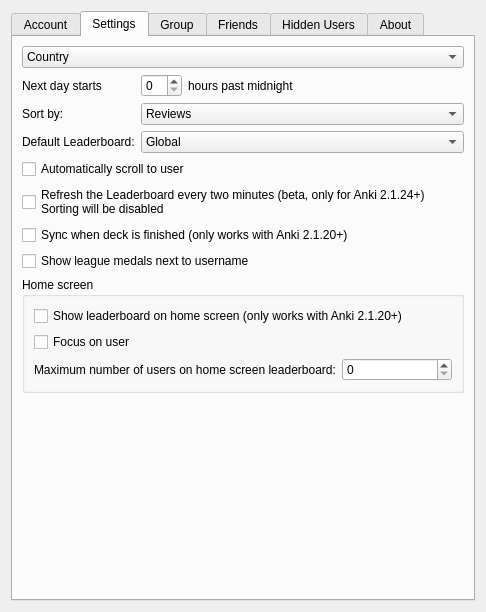
The window that designer/setup.ui (ThoreBor/Anki_Leaderboard) describes before a commit, drawn with Qt 5.
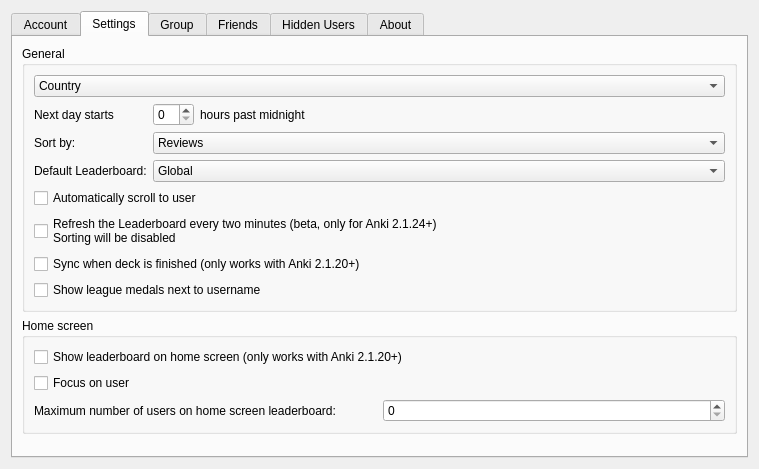
The same window after the commit. The open tabs and pages were chosen to show the change. Icons and pictures are not drawn.

```diff
--- a/designer/setup.ui
+++ b/designer/setup.ui
@@ -6,8 +6,8 @@
    <rect>
     <x>0</x>
     <y>0</y>
-    <width>486</width>
-    <height>612</height>
+    <width>759</width>
+    <height>469</height>
    </rect>
   </property>
   <property name="sizePolicy">
@@ -229,31 +229,69 @@
       <attribute name="title">
        <string>Settings</string>
       </attribute>
-      <layout class="QVBoxLayout" name="verticalLayout_3">
+      <layout class="QGridLayout" name="gridLayout_9">
+       <item row="1" column="0" rowspan="2" colspan="2">
+        <widget class="QGroupBox" name="groupBox">
+         <property name="title">
+          <string>Home screen</string>
+         </property>
+         <layout class="QHBoxLayout" name="horizontalLayout_2">
        <item>
-        <layout class="QGridLayout" name="gl2">
-         <item row="1" column="0" colspan="2">
+           <layout class="QVBoxLayout" name="verticalLayout">
+            <item>
+             <widget class="QCheckBox" name="LB_DeckBrowser">
+              <property name="text">
+               <string>Show leaderboard on home screen (only works with Anki 2.1.20+)</string>
+              </property>
+             </widget>
+            </item>
+            <item>
+             <widget class="QCheckBox" name="lb_focus">
+              <property name="text">
+               <string>Focus on user</string>
+              </property>
+             </widget>
+            </item>
+            <item>
+             <layout class="QHBoxLayout" name="horizontalLayout">
+              <item>
+               <widget class="QLabel" name="maxUsers_Label">
+                <property name="text">
+                 <string>Maximum number of users on home screen leaderboard:</string>
+                </property>
+               </widget>
+              </item>
+              <item>
+               <widget class="QSpinBox" name="maxUsers">
+                <property name="maximum">
+                 <number>99999</number>
+                </property>
+               </widget>
+              </item>
+             </layout>
+            </item>
+           </layout>
+          </item>
+         </layout>
+        </widget>
+       </item>
+       <item row="0" column="0" colspan="2">
+        <widget class="QGroupBox" name="groupBox_5">
+         <property name="title">
+          <string>General</string>
+         </property>
+         <layout class="QGridLayout" name="gridLayout_8">
+          <item row="0" column="0">
+           <widget class="QComboBox" name="country">
+            <item>
+             <property name="text">
+              <string>Country</string>
+             </property>
+            </item>
+           </widget>
+          </item>
+          <item row="1" column="0">
           <layout class="QGridLayout" name="gl3">
-           <item row="0" column="0">
-            <widget class="QLabel" name="next_day_info1">
-             <property name="sizePolicy">
-              <sizepolicy hsizetype="Fixed" vsizetype="Preferred">
-               <horstretch>0</horstretch>
-               <verstretch>0</verstretch>
-              </sizepolicy>
-             </property>
-             <property name="text">
-              <string>Next day starts</string>
-             </property>
-            </widget>
-           </item>
-           <item row="0" column="2">
-            <widget class="QLabel" name="next_day_info2">
-             <property name="text">
-              <string>hours past midnight</string>
-             </property>
-            </widget>
-           </item>
            <item row="0" column="1">
             <widget class="QSpinBox" name="newday">
              <property name="sizePolicy">
@@ -267,6 +305,35 @@
              </property>
             </widget>
            </item>
+            <item row="2" column="1" colspan="2">
+             <widget class="QComboBox" name="Default_Tab">
+              <item>
+               <property name="text">
+                <string>Global</string>
+               </property>
+              </item>
+              <item>
+               <property name="text">
+                <string>Friends</string>
+               </property>
+              </item>
+              <item>
+               <property name="text">
+                <string>Country</string>
+               </property>
+              </item>
+              <item>
+               <property name="text">
+                <string>Group</string>
+               </property>
+              </item>
+              <item>
+               <property name="text">
+                <string>League</string>
+               </property>
+              </item>
+             </widget>
+            </item>
            <item row="1" column="0">
             <widget class="QLabel" name="sortby_label">
              <property name="text">
@@ -274,13 +341,6 @@
              </property>
             </widget>
            </item>
-           <item row="2" column="0">
-            <widget class="QLabel" name="Defaul_Tab_Label">
-             <property name="text">
-              <string>Default Leaderboard:</string>
-             </property>
-            </widget>
-           </item>
            <item row="1" column="1" colspan="2">
             <widget class="QComboBox" name="sortby">
              <item>
@@ -310,56 +370,43 @@
              </item>
             </widget>
            </item>
-           <item row="2" column="1" colspan="2">
-            <widget class="QComboBox" name="Default_Tab">
-             <item>
+            <item row="0" column="2">
+             <widget class="QLabel" name="next_day_info2">
               <property name="text">
-               <string>Global</string>
+               <string>hours past midnight</string>
               </property>
-             </item>
-             <item>
-              <property name="text">
-               <string>Friends</string>
+             </widget>
+            </item>
+            <item row="0" column="0">
+             <widget class="QLabel" name="next_day_info1">
+              <property name="sizePolicy">
+               <sizepolicy hsizetype="Fixed" vsizetype="Preferred">
+                <horstretch>0</horstretch>
+                <verstretch>0</verstretch>
+               </sizepolicy>
               </property>
-             </item>
-             <item>
               <property name="text">
-               <string>Country</string>
+               <string>Next day starts</string>
               </property>
-             </item>
-             <item>
-              <property name="text">
-               <string>Group</string>
-              </property>
-             </item>
-             <item>
-              <property name="text">
-               <string>League</string>
-              </property>
-             </item>
-            </widget>
-           </item>
-          </layout>
-         </item>
-         <item row="0" column="0" colspan="2">
-          <widget class="QComboBox" name="country">
-           <item>
+             </widget>
+            </item>
+            <item row="2" column="0">
+             <widget class="QLabel" name="Defaul_Tab_Label">
             <property name="text">
-             <string>Country</string>
-            </property>
-           </item>
+               <string>Default Leaderboard:</string>
+              </property>
           </widget>
          </item>
         </layout>
        </item>
-       <item>
+          <item row="2" column="0">
         <widget class="QCheckBox" name="scroll">
          <property name="text">
           <string>Automatically scroll to user</string>
          </property>
         </widget>
        </item>
-       <item>
+          <item row="3" column="0">
         <widget class="QCheckBox" name="refresh">
          <property name="enabled">
           <bool>true</bool>
@@ -370,66 +417,24 @@
          </property>
         </widget>
        </item>
-       <item>
+          <item row="4" column="0">
         <widget class="QCheckBox" name="autosync">
          <property name="text">
           <string>Sync when deck is finished (only works with Anki 2.1.20+)</string>
          </property>
         </widget>
        </item>
-       <item>
+          <item row="5" column="0">
         <widget class="QCheckBox" name="medals">
          <property name="text">
           <string>Show league medals next to username</string>
          </property>
         </widget>
        </item>
-       <item>
-        <widget class="QGroupBox" name="groupBox">
-         <property name="title">
-          <string>Home screen</string>
-         </property>
-         <layout class="QHBoxLayout" name="horizontalLayout_2">
-          <item>
-           <layout class="QVBoxLayout" name="verticalLayout">
-            <item>
-             <widget class="QCheckBox" name="LB_DeckBrowser">
-              <property name="text">
-               <string>Show leaderboard on home screen (only works with Anki 2.1.20+)</string>
-              </property>
-             </widget>
-            </item>
-            <item>
-             <widget class="QCheckBox" name="lb_focus">
-              <property name="text">
-               <string>Focus on user</string>
-              </property>
-             </widget>
-            </item>
-            <item>
-             <layout class="QHBoxLayout" name="horizontalLayout">
-              <item>
-               <widget class="QLabel" name="maxUsers_Label">
-                <property name="text">
-                 <string>Maximum number of users on home screen leaderboard:</string>
-                </property>
-               </widget>
-              </item>
-              <item>
-               <widget class="QSpinBox" name="maxUsers">
-                <property name="maximum">
-                 <number>99999</number>
-                </property>
-               </widget>
-              </item>
-             </layout>
-            </item>
-           </layout>
-          </item>
-         </layout>
+         </layout>
         </widget>
        </item>
-       <item>
+       <item row="3" column="0">
         <spacer name="verticalSpacer_3">
          <property name="orientation">
           <enum>Qt::Vertical</enum>
@@ -451,11 +456,11 @@
       <attribute name="title">
        <string>Group</string>
       </attribute>
-      <layout class="QVBoxLayout" name="verticalLayout_10">
-       <item>
+      <layout class="QGridLayout" name="gridLayout_7">
+       <item row="0" column="0" rowspan="2">
         <widget class="QGroupBox" name="groupBox_2">
          <property name="title">
-          <string>Join</string>
+          <string>Join/Leave group</string>
          </property>
          <layout class="QVBoxLayout" name="verticalLayout_7">
           <item>
@@ -496,15 +501,32 @@
               </property>
              </widget>
             </item>
+            <item>
+             <widget class="QListWidget" name="group_list">
+              <property name="editTriggers">
+               <set>QAbstractItemView::NoEditTriggers</set>
+              </property>
+              <property name="selectionMode">
+               <enum>QAbstractItemView::SingleSelection</enum>
+              </property>
+             </widget>
+            </item>
+            <item>
+             <widget class="QPushButton" name="leaveGroup">
+              <property name="text">
+               <string>Leave group</string>
+              </property>
+             </widget>
+            </item>
            </layout>
           </item>
          </layout>
         </widget>
        </item>
-       <item>
+       <item row="0" column="1">
         <widget class="QGroupBox" name="groupBox_3">
          <property name="title">
-          <string>New</string>
+          <string>Request new group</string>
          </property>
          <layout class="QVBoxLayout" name="verticalLayout_8">
           <item>
@@ -567,7 +589,7 @@
             <item row="6" column="0" colspan="2">
              <widget class="QPushButton" name="add_newGroup">
               <property name="text">
-               <string>Request Group</string>
+               <string>Request group</string>
               </property>
               <property name="checkable">
                <bool>false</bool>
@@ -585,10 +607,10 @@
          </layout>
         </widget>
        </item>
-       <item>
+       <item row="1" column="1">
         <widget class="QGroupBox" name="groupBox_4">
          <property name="title">
-          <string>Manage</string>
+          <string>Manage groups</string>
          </property>
          <layout class="QVBoxLayout" name="verticalLayout_9">
           <item>
@@ -687,7 +709,7 @@
          </layout>
         </widget>
        </item>
-       <item>
+       <item row="2" column="0" colspan="2">
         <spacer name="verticalSpacer_4">
          <property name="orientation">
           <enum>Qt::Vertical</enum>
```
Left out of the diff: 1 changed line with no effect on the pictures. Lines whose indentation alone changed are shown as unchanged.
